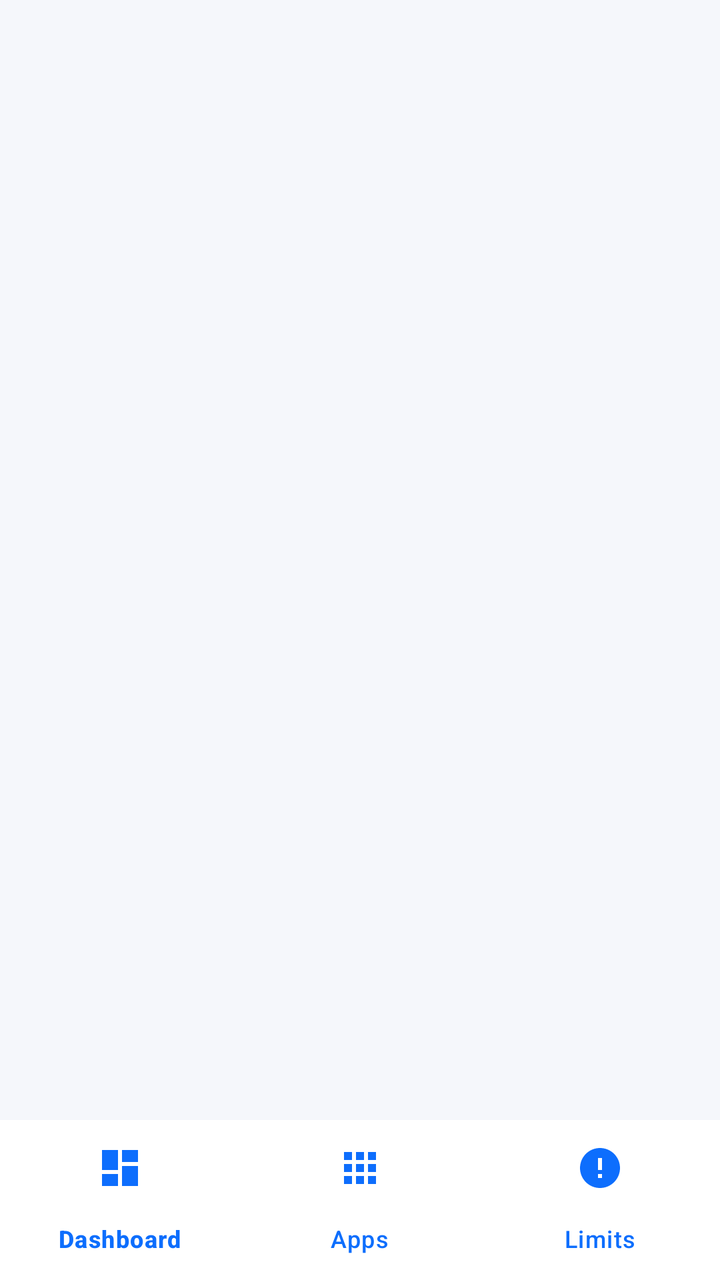
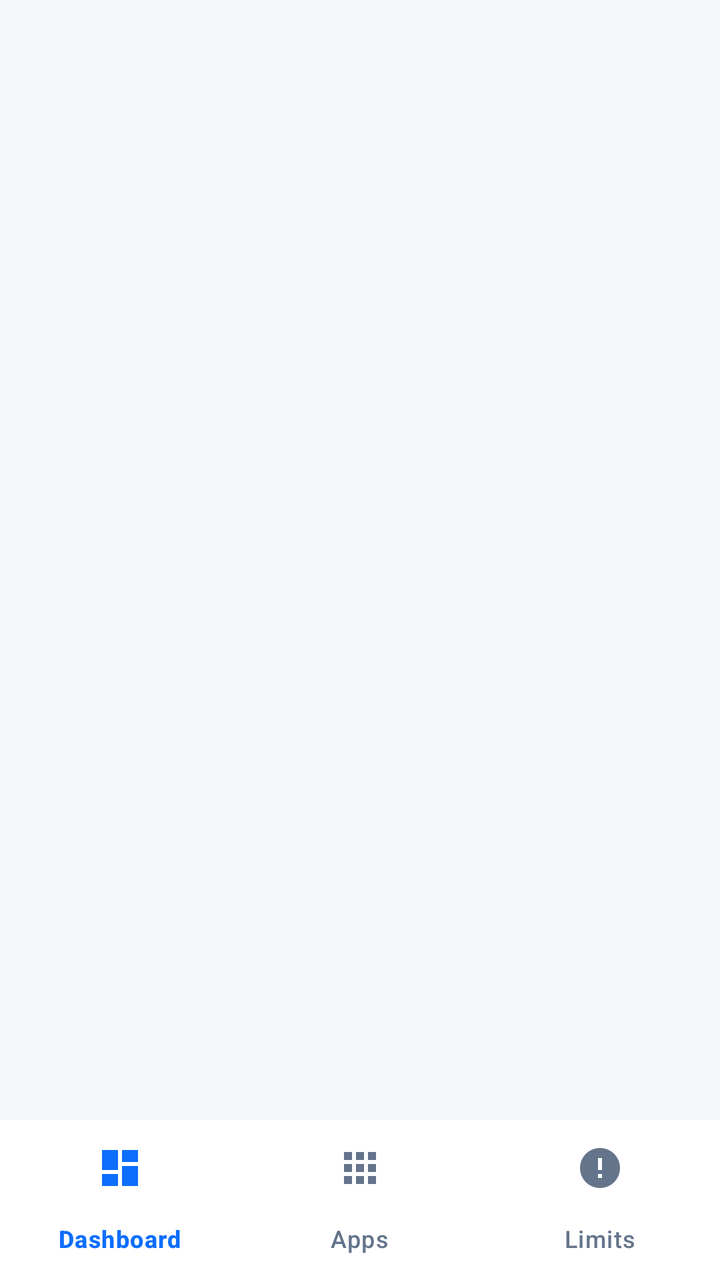

Compare the two renders of this Android layout. The source of the first and the diff that turns it into the second are given below.
<!-- AndroidManifest.xml: application theme Theme.DataUsageMonitor -->
<!-- res/layout/activity_main.xml -->
<?xml version="1.0" encoding="utf-8"?>
<androidx.constraintlayout.widget.ConstraintLayout xmlns:android="http://schemas.android.com/apk/res/android"
    xmlns:app="http://schemas.android.com/apk/res-auto"
    xmlns:tools="http://schemas.android.com/tools"
    android:layout_width="match_parent"
    android:layout_height="match_parent"
    tools:context=".MainActivity">

    <androidx.fragment.app.FragmentContainerView
        android:id="@+id/nav_host_fragment"
        android:layout_width="0dp"
        android:layout_height="0dp"
        app:layout_constraintBottom_toTopOf="@id/bottom_navigation"
        app:layout_constraintEnd_toEndOf="parent"
        app:layout_constraintStart_toStartOf="parent"
        app:layout_constraintTop_toTopOf="parent" />

    <com.google.android.material.bottomnavigation.BottomNavigationView
        android:id="@+id/bottom_navigation"
        android:layout_width="0dp"
        android:layout_height="wrap_content"
        android:background="@color/surface"
        app:elevation="8dp"
        app:layout_constraintBottom_toBottomOf="parent"
        app:layout_constraintEnd_toEndOf="parent"
        app:layout_constraintStart_toStartOf="parent"
        app:menu="@menu/bottom_nav_menu"
        app:itemIconTint="@color/primary"
        app:itemTextColor="@color/primary" />

</androidx.constraintlayout.widget.ConstraintLayout>
<!-- resources referenced by this layout -->
<resources>
  <color name="primary">#0D6EFD</color>
  <color name="surface">#FFFFFF</color>
  <style name="Theme.DataUsageMonitor" parent="Base.Theme.DataUsageMonitor" />
  <style name="Base.Theme.DataUsageMonitor" parent="Theme.Material3.DayNight.NoActionBar">
          <item name="colorPrimary">@color/primary</item>
          <item name="android:windowBackground">@color/background</item>
          <item name="android:statusBarColor">@color/background</item>
          <item name="android:windowLightStatusBar">true</item>
      </style>
  <color name="background">#F5F7FB</color>
</resources>

<!-- the commit's change to res/layout/activity_main.xml (unified diff, before → after) -->
@@ -25,7 +25,9 @@
         app:layout_constraintEnd_toEndOf="parent"
         app:layout_constraintStart_toStartOf="parent"
         app:menu="@menu/bottom_nav_menu"
-        app:itemIconTint="@color/primary"
-        app:itemTextColor="@color/primary" />
+        app:itemActiveIndicatorStyle="@style/BottomNavigationActiveIndicator"
+        app:itemIconTint="@color/bottom_nav_colors"
+        app:itemTextColor="@color/bottom_nav_colors"
+        app:itemRippleColor="@color/divider" />
 
 </androidx.constraintlayout.widget.ConstraintLayout>
<!-- resource entries referenced after the edit -->
@@ -1,8 +1,13 @@
 <!-- resources referenced by this layout -->
 <resources>
+  <color name="divider">#E2E8F0</color>
   <color name="primary">#0D6EFD</color>
   <color name="surface">#FFFFFF</color>
+  <style name="BottomNavigationActiveIndicator" parent="Widget.Material3.BottomNavigationView.ActiveIndicator">
+          <item name="android:color">@color/primary_container</item>
+      </style>
   <style name="Theme.DataUsageMonitor" parent="Base.Theme.DataUsageMonitor" />
+  <color name="primary_container">#DCEBFF</color>
   <style name="Base.Theme.DataUsageMonitor" parent="Theme.Material3.DayNight.NoActionBar">
           <item name="colorPrimary">@color/primary</item>
           <item name="android:windowBackground">@color/background</item>
